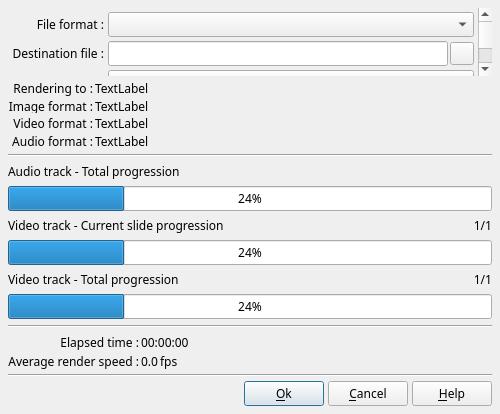
boenki/ffdiaporama, file DlgRenderVideo.ui: the form before one commit.
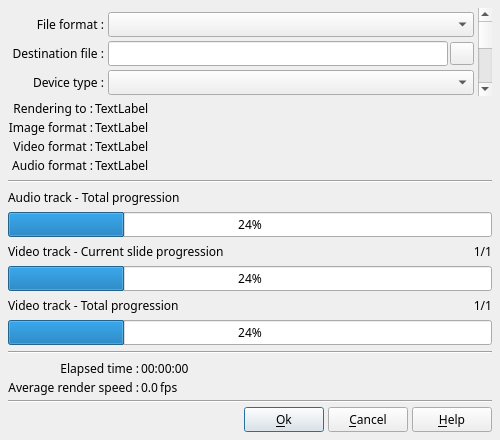
The form after the commit. Icons and pictures are not drawn.

```diff
--- a/DlgRenderVideo.ui
+++ b/DlgRenderVideo.ui
@@ -7,7 +7,7 @@
     <x>0</x>
     <y>0</y>
     <width>500</width>
-    <height>414</height>
+    <height>440</height>
    </rect>
   </property>
   <property name="minimumSize">
@@ -46,7 +46,7 @@
         <x>0</x>
         <y>0</y>
         <width>467</width>
-        <height>338</height>
+        <height>363</height>
        </rect>
       </property>
       <layout class="QGridLayout" name="gridLayout_2">
@@ -389,7 +389,7 @@
          </property>
         </widget>
        </item>
-       <item row="17" column="1">
+       <item row="18" column="1">
         <spacer name="verticalSpacer_2">
          <property name="orientation">
           <enum>Qt::Vertical</enum>
```
Left out of the diff: 19 changed lines with no effect on the pictures.
